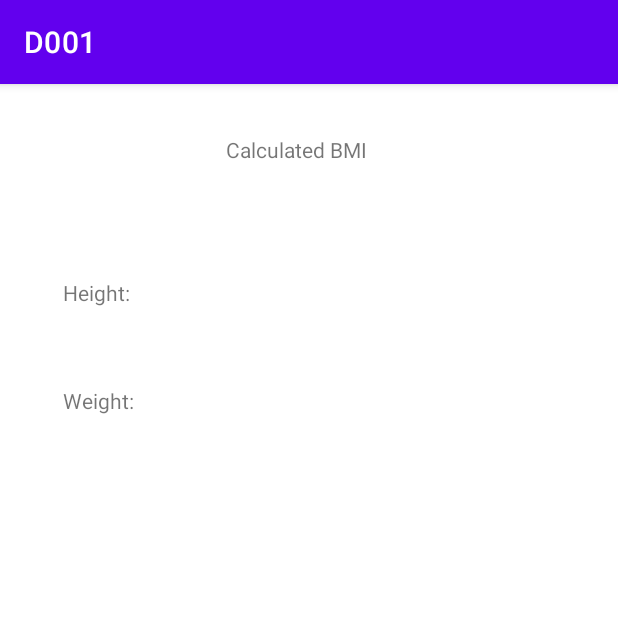
After one commit to Mantecore/D001, an Android app: the CalculateActivity screen opened directly, with no data from a screen before it, on a phone screen of 412 x 824 dp, the top half of it. The commit adds this screen. Run offline under Robolectric (Android 15) with nearby library versions, the phone set to English and light mode, and no system bars.

Commit message:
Created CalculateActivity and took inputvalue to CalculateActivity to show there. Created ClearValues-Button

```diff
--- a/app/src/main/AndroidManifest.xml
+++ b/app/src/main/AndroidManifest.xml
@@ -9,6 +9,9 @@
         android:roundIcon="@mipmap/ic_launcher_round"
         android:supportsRtl="true"
         android:theme="@style/Theme.D001">
+        <activity
+            android:name=".CalculateActivity"
+            android:exported="false" />
         <activity
             android:name=".FormActivity"
             android:exported="false" />
--- /dev/null
+++ b/app/src/main/java/com/example/d001/CalculateActivity.java
@@ -0,0 +1,25 @@
+package com.example.d001;
+
+import androidx.appcompat.app.AppCompatActivity;
+
+import android.os.Bundle;
+import android.widget.TextView;
+
+public class CalculateActivity extends AppCompatActivity {
+
+    @Override
+    protected void onCreate(Bundle savedInstanceState) {
+        super.onCreate(savedInstanceState);
+        setContentView(R.layout.activity_calculate);
+
+
+        TextView height = findViewById(R.id.calculateInsertedHeight);
+        TextView weight = findViewById(R.id.calculateInsertedWeight);
+
+        String insertedHeight = getIntent().getStringExtra("Height");
+        String insertedWeight = getIntent().getStringExtra("Weight");
+
+        height.setText(insertedHeight);
+        weight.setText(insertedWeight);
+    }
+}
--- a/app/src/main/java/com/example/d001/HomeActivity.java
+++ b/app/src/main/java/com/example/d001/HomeActivity.java
@@ -16,7 +16,7 @@ public class HomeActivity extends AppCompatActivity {
         super.onCreate(savedInstanceState);
         setContentView(R.layout.activity_home);
 
-        Button buttonStartCalculator = findViewById(R.id.buttonStartCalculator);
+        Button buttonStartCalculator = findViewById(R.id.homeButtonStartCalculator);
         //buttonStartCalculator.setOnClickListener(view -> System.out.println("Button gedrückt"));
         //buttonStartCalculator.setOnClickListener(view -> Log.i(HomeActivity.class.getSimpleName(),"Button gedrückt"));
         buttonStartCalculator.setOnClickListener(view -> {
--- /dev/null
+++ b/app/src/main/res/layout/activity_calculate.xml
@@ -0,0 +1,68 @@
+<?xml version="1.0" encoding="utf-8"?>
+<androidx.constraintlayout.widget.ConstraintLayout xmlns:android="http://schemas.android.com/apk/res/android"
+    xmlns:app="http://schemas.android.com/apk/res-auto"
+    xmlns:tools="http://schemas.android.com/tools"
+    android:layout_width="match_parent"
+    android:layout_height="match_parent"
+    tools:context=".CalculateActivity">
+
+    <TextView
+        android:id="@+id/calculateTitle"
+        android:layout_width="111dp"
+        android:layout_height="23dp"
+        android:text="Calculated BMI"
+        app:layout_constraintBottom_toBottomOf="parent"
+        app:layout_constraintEnd_toEndOf="parent"
+        app:layout_constraintStart_toStartOf="parent"
+        app:layout_constraintTop_toTopOf="parent"
+        app:layout_constraintVertical_bias="0.046" />
+
+    <TextView
+        android:id="@+id/calculateHeight"
+        android:layout_width="60dp"
+        android:layout_height="30dp"
+        android:text="Height:"
+        app:layout_constraintBottom_toBottomOf="parent"
+        app:layout_constraintEnd_toEndOf="parent"
+        app:layout_constraintHorizontal_bias="0.119"
+        app:layout_constraintStart_toStartOf="parent"
+        app:layout_constraintTop_toTopOf="parent"
+        app:layout_constraintVertical_bias="0.175" />
+
+    <TextView
+        android:id="@+id/calculateInsertedHeight"
+        android:layout_width="60dp"
+        android:layout_height="30dp"
+        android:text=""
+        app:layout_constraintBottom_toBottomOf="parent"
+        app:layout_constraintEnd_toEndOf="parent"
+        app:layout_constraintHorizontal_bias="0.527"
+        app:layout_constraintStart_toStartOf="parent"
+        app:layout_constraintTop_toTopOf="parent"
+        app:layout_constraintVertical_bias="0.175" />
+
+    <TextView
+        android:id="@+id/calculateWeight"
+        android:layout_width="60dp"
+        android:layout_height="30dp"
+        android:text="Weight:"
+        app:layout_constraintBottom_toBottomOf="parent"
+        app:layout_constraintEnd_toEndOf="parent"
+        app:layout_constraintHorizontal_bias="0.119"
+        app:layout_constraintStart_toStartOf="parent"
+        app:layout_constraintTop_toTopOf="parent"
+        app:layout_constraintVertical_bias="0.273" />
+
+    <TextView
+        android:id="@+id/calculateInsertedWeight"
+        android:layout_width="60dp"
+        android:layout_height="30dp"
+        android:text=""
+        app:layout_constraintBottom_toBottomOf="parent"
+        app:layout_constraintEnd_toEndOf="parent"
+        app:layout_constraintHorizontal_bias="0.527"
+        app:layout_constraintStart_toStartOf="parent"
+        app:layout_constraintTop_toTopOf="parent"
+        app:layout_constraintVertical_bias="0.273" />
+
+</androidx.constraintlayout.widget.ConstraintLayout>
--- a/app/src/main/res/layout/activity_home.xml
+++ b/app/src/main/res/layout/activity_home.xml
@@ -7,7 +7,7 @@
     tools:context=".HomeActivity">
 
     <Button
-        android:id="@+id/buttonStartCalculator"
+        android:id="@+id/homeButtonStartCalculator"
         android:layout_width="wrap_content"
         android:layout_height="wrap_content"
         android:text="Start Calculator"
@@ -19,7 +19,7 @@
         app:layout_constraintVertical_bias="0.75" />
 
     <TextView
-        android:id="@+id/LaunchTitle"
+        android:id="@+id/homeTitle"
         android:layout_width="303dp"
         android:layout_height="73dp"
         android:text="Body Mass Index Calculator"
@@ -32,7 +32,7 @@
         app:layout_constraintVertical_bias="0.178" />
 
     <TextView
-        android:id="@+id/LauncherGreeting"
+        android:id="@+id/homeGreeting"
         android:layout_width="326dp"
         android:layout_height="153dp"
         android:text="Welcome to my newly created app. Hopefully you have a great experience  with it and like it as much as i do. Please consider  Pro Version!"
--- a/build.gradle
+++ b/build.gradle
@@ -1,7 +1,7 @@
 // Top-level build file where you can add configuration options common to all sub-projects/modules.
 plugins {
-    id 'com.android.application' version '7.1.1' apply false
-    id 'com.android.library' version '7.1.1' apply false
+    id 'com.android.application' version '7.1.2' apply false
+    id 'com.android.library' version '7.1.2' apply false
 }
 
 task clean(type: Delete) {
```
Also changed, not shown: app/src/main/java/com/example/d001/FormActivity.java (+24 -0 lines), app/src/main/res/layout/activity_form.xml (+66 -63 lines).
